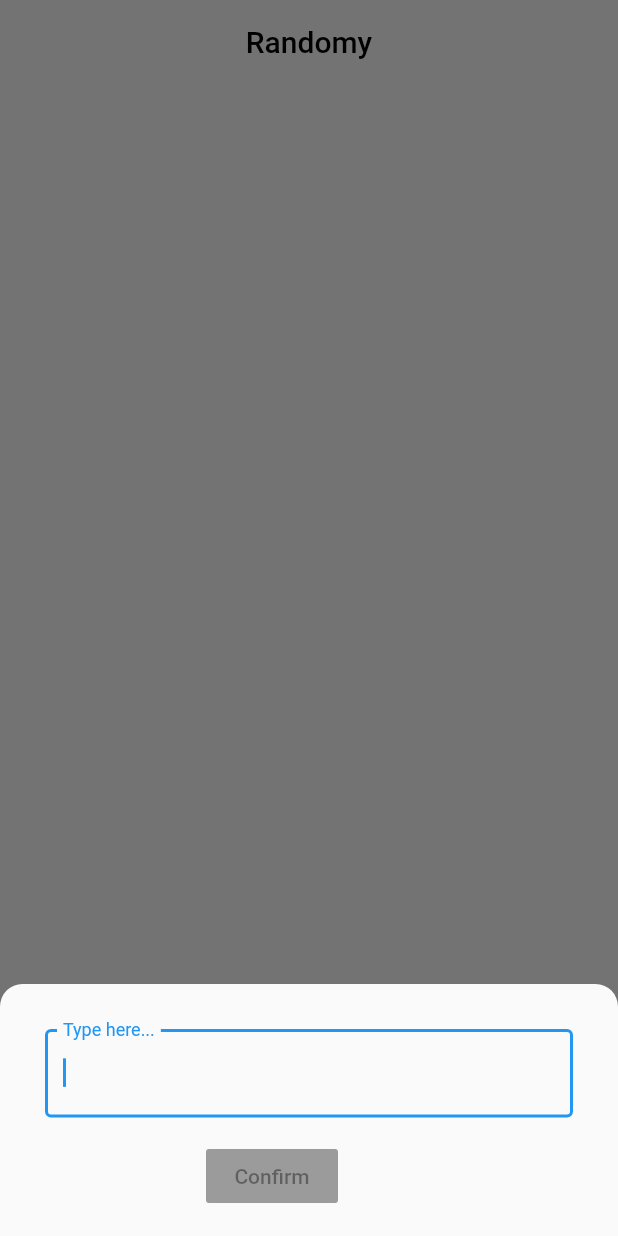
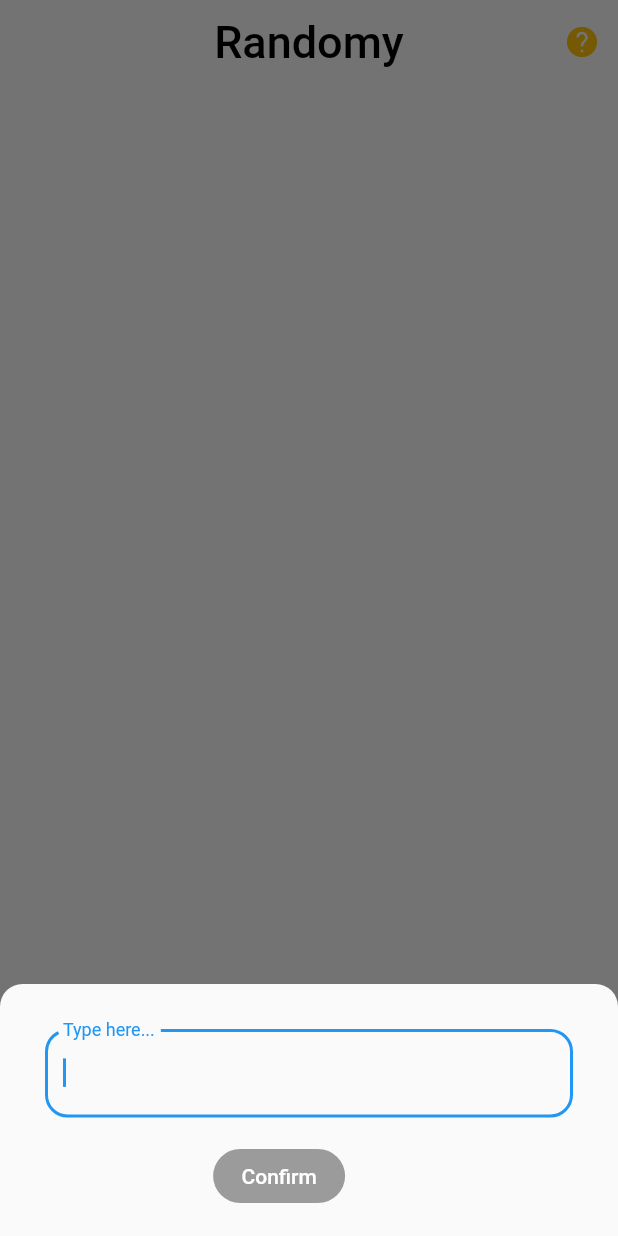
Before and after one commit to GitGud31/Randomy, a Flutter app: the screen it shows after launch, after a tap on the "add" icon, on a phone screen of 412 x 824 dp. Run offline on Flutter 3.47's test engine with Material 2 defaults, Android fonts, the phone set to English and light mode, and no system bars.

Commit message:
minor fixes and adjusments

```diff
--- a/lib/main-screen.dart
+++ b/lib/main-screen.dart
@@ -1,30 +1,32 @@
 import 'dart:math';
 
 import 'package:flutter/material.dart';
-import 'package:flutter/services.dart';
 
 class MainScreen extends StatefulWidget {
   @override
   _MainScreenState createState() => _MainScreenState();
 }
 
+
+//TODO: add video demo
+//TODO: Code improvement/cleaning
+//TODO: add comments
+
 class _MainScreenState extends State<MainScreen> {
-  // void _navigateToInputScreen() {
-  //   Navigator.of(context).push(InputScreen.route());
-  // }
-
   final _controller = TextEditingController();
   bool _isDisabled;
-  String _text;
   List<String> _data;
   Random random;
+
+  PersistentBottomSheetController
+      _controllerBottomSheet; // <------ Instance variable
+  final _scaffoldKey = GlobalKey<ScaffoldState>(); // <
 
   @override
   void initState() {
     super.initState();
     random = Random();
     _data = List<String>();
-    _text = '';
     _isDisabled = true;
     _controller.addListener(() {});
   }
@@ -34,74 +36,132 @@ class _MainScreenState extends State<MainScreen> {
     super.dispose();
   }
 
+  void _disableButton(String _) {
+    if (_controller.value.text.isEmpty) {
+      setState(() {
+        _isDisabled = true;
+      });
+    } else {
+      setState(() {
+        _isDisabled = false;
+      });
+    }
+  }
+
   @override
   Widget build(BuildContext context) {
     return SafeArea(
-      child: Scaffold(
-        floatingActionButtonLocation: FloatingActionButtonLocation.endFloat,
-        floatingActionButton: Column(
-          mainAxisAlignment: MainAxisAlignment.end,
-          children: [
-            FloatingActionButton(
-                child: Icon(Icons.radio_button_off),
+      child: Theme(
+        data: ThemeData(
+          floatingActionButtonTheme: FloatingActionButtonThemeData(
+            backgroundColor: Colors.amber,
+          ),
+          appBarTheme: AppBarTheme(
+              centerTitle: true, color: Colors.transparent, elevation: 0),
+        ),
+        child: Scaffold(
+          floatingActionButtonLocation: FloatingActionButtonLocation.endFloat,
+          floatingActionButton: Column(
+            mainAxisAlignment: MainAxisAlignment.end,
+            children: [
+              FloatingActionButton(
+                  child: CircleAvatar(
+                    radius: 20,
+                    backgroundColor: Colors.transparent,
+                    child: Image.asset('assets/dice.png', color: Colors.white),
+                  ),
+                  onPressed: () async {
+                    int selected = random.nextInt(_data.length);
+                    await showDialog(
+                        context: context,
+                        builder: (_) {
+                          return AlertDialog(
+                            title: const Text('SELECTED'),
+                            content: Text('${_data[selected]}'),
+                          );
+                        });
+                  }),
+              SizedBox(height: 10),
+              FloatingActionButton(
+                  child: Icon(Icons.add, color: Colors.white, size: 30),
+                  onPressed: () {
+                    _showBottomSheet(context, (data) {
+                      setState(() {
+                        _data.add(data);
+                      });
+                    });
+                  }),
+            ],
+          ),
+          appBar: AppBar(
+            title: const Text('Randomy',
+                style: TextStyle(color: Colors.black, fontSize: 30)),
+            actions: [
+              IconButton(
+                icon: Icon(Icons.help, color: Colors.amber),
                 onPressed: () async {
-                  int winner = random.nextInt(_data.length);
-
                   await showDialog(
                       context: context,
                       builder: (_) {
                         return AlertDialog(
-                          title: Text('SELECTED'),
-                          content: Text('${_data[winner]}'),
+                          title: const Text('Description'),
+                          content: const Text(
+                              'Simple Application that selects a random element from user List on inputs.'),
                         );
                       });
-                }),
-            FloatingActionButton(
-                child: Icon(Icons.add),
-                onPressed: () {
-                  _showBottomSheet(context, (data) {
-                    //
+                },
+              ),
+            ],
+          ),
+          body: ListView.builder(
+            itemCount: _data.length,
+            itemBuilder: (_, index) {
+              return Padding(
+                padding:
+                    const EdgeInsets.only(top: 20.0, left: 20.0, right: 20.0),
+                child: Dismissible(
+                  key: Key(_data[index]),
+                  direction: DismissDirection.endToStart,
+                  background: Material(
+                    child: Container(
+                      padding: const EdgeInsets.only(right: 8),
+                      alignment: Alignment.centerRight,
+                      child: Icon(Icons.delete, color: Colors.white),
+                      decoration: BoxDecoration(color: Colors.red),
+                    ),
+                  ),
+                  onDismissed: (direction) {
+                    // Remove the item from the data source.
                     setState(() {
-                      _data.add(data);
+                      _data.removeAt(index);
                     });
-                  });
-                }),
-          ],
-        ),
-        //TODO: Add ABOUT THIS APP ALERT DIALOG
-        appBar: AppBar(
-          centerTitle: true,
-          backgroundColor: Colors.transparent,
-          elevation: 0,
-          title: const Text('Randomy', style: TextStyle(color: Colors.black)),
-        ),
-        body: ListView.builder(
-          itemCount: _data.length,
-          itemBuilder: (context, index) {
-            //TODO: Swipe to dismiss TILE
-            return Padding(
-              padding:
-                  const EdgeInsets.only(top: 10.0, left: 16.0, right: 16.0),
-              child: Card(
-                elevation: 4.0,
-                child: ListTile(
-                  title: Text('${_data[index]}'),
+                  },
+                  child: Material(
+                    elevation: 4.0,
+                    child: Container(
+                      decoration: BoxDecoration(border: Border.all(width: 2)),
+                      child: ListTile(
+                        title: Text('${_data[index]}'),
+                      ),
+                    ),
+                  ),
                 ),
-              ),
-            );
-          },
+              );
+            },
+          ),
         ),
       ),
     );
   }
 
+  //BottomSheet handler method
   void _showBottomSheet(BuildContext context, Function(String) callback) {
     showModalBottomSheet(
+        context: context,
+        isScrollControlled: true,
         shape: RoundedRectangleBorder(
             borderRadius: BorderRadius.vertical(top: Radius.circular(15.0))),
-        context: context,
-        isScrollControlled: true,
-        builder: (_) {
+        builder: (contextBottomSheet) {
           return Padding(
             padding: MediaQuery.of(context).viewInsets,
             child: Wrap(
@@ -110,42 +170,38 @@ class _MainScreenState extends State<MainScreen> {
                   alignment: Alignment.center,
                   padding: const EdgeInsets.only(
                       left: 30.0, top: 30.0, right: 30.0, bottom: 15.0),
-                  child: TextFormField(
-                    autofocus: true,
-                    enabled: true,
-                    controller: _controller,
-                    decoration: InputDecoration(
-                      border: OutlineInputBorder(),
-                      labelText: 'Type here...',
+                  child: Theme(
+                    data: ThemeData(primaryColor: Colors.black),
+                    child: TextFormField(
+                      autofocus: true,
+                      controller: _controller,
+                      decoration: InputDecoration(
+                        border: OutlineInputBorder(
+                          borderRadius: BorderRadius.all(Radius.circular(15)),
+                        ),
+                        labelText: 'Type here...',
+                      ),
+                      onChanged: _disableButton,
                     ),
-                    onChanged: (_) {
-                      //TODO: IMPROVE code
-                      if (_controller.value.text.isEmpty) {
-                        setState(() {
-                          _isDisabled = true;
-                        });
-                      } else {
-                        setState(() {
-                          _isDisabled = false;
-                        });
-                      }
-                    },
                   ),
                 ),
-                SizedBox(width: MediaQuery.of(context).size.width / 3),
+                SizedBox(width: MediaQuery.of(contextBottomSheet).size.width / 2.9),
                 Container(
                   padding: const EdgeInsets.only(bottom: 16.0),
                   child: RaisedButton(
-                      child: const Text('Confirm'),
+                      color: Colors.amber,
+                      shape: RoundedRectangleBorder(
+                        borderRadius: BorderRadius.all(Radius.circular(20)),
+                      ),
+                      child: const Text('Confirm',
+                          style: TextStyle(color: Colors.white)),
                       onPressed: _isDisabled
                           ? null
                           : () {
-                              _text = _controller.value.text;
-                              print(_text);
-                              callback(_text);
+                              callback(_controller.value.text);
                               _isDisabled = true;
                               _controller.clear();
-                              Navigator.of(context).pop();
+                              Navigator.of(contextBottomSheet).pop();
                             }),
                 ),
               ],
--- a/lib/util.dart
+++ /dev/null
@@ -1,6 +0,0 @@
-class Util{
-  List<String> data;
-  Util(){
-    data = List();
-  }
-}
```
Also changed, not shown: pubspec.yaml (+2 -40 lines), assets/dice.png (added), lib/input-screen.dart (deleted).
